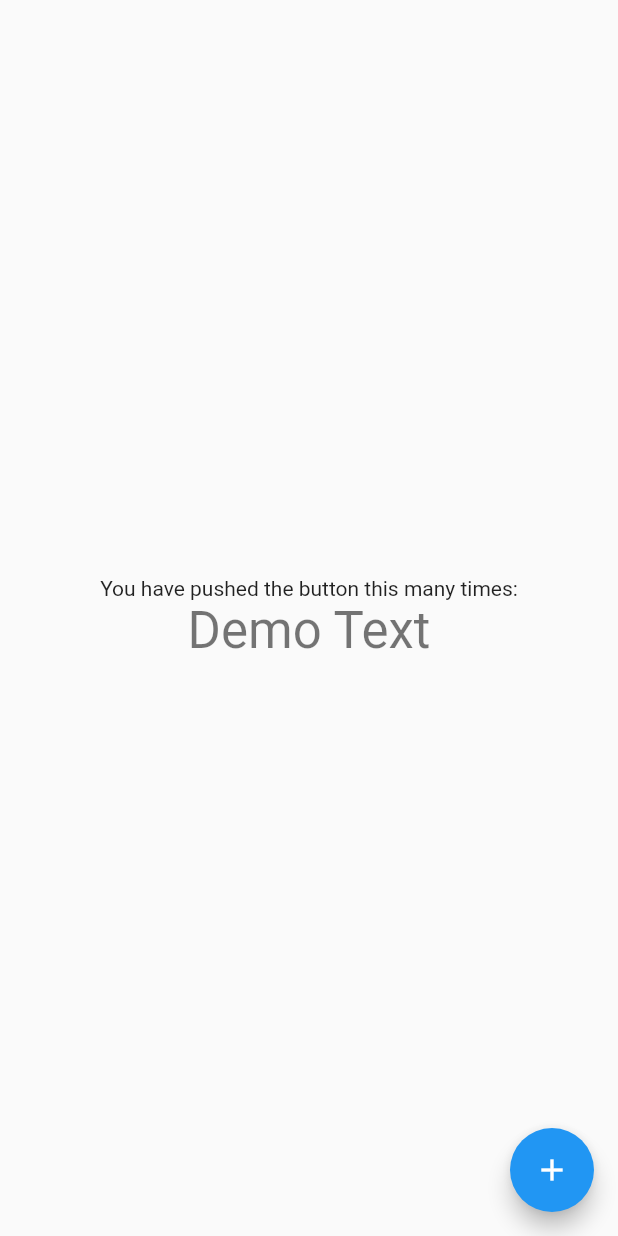
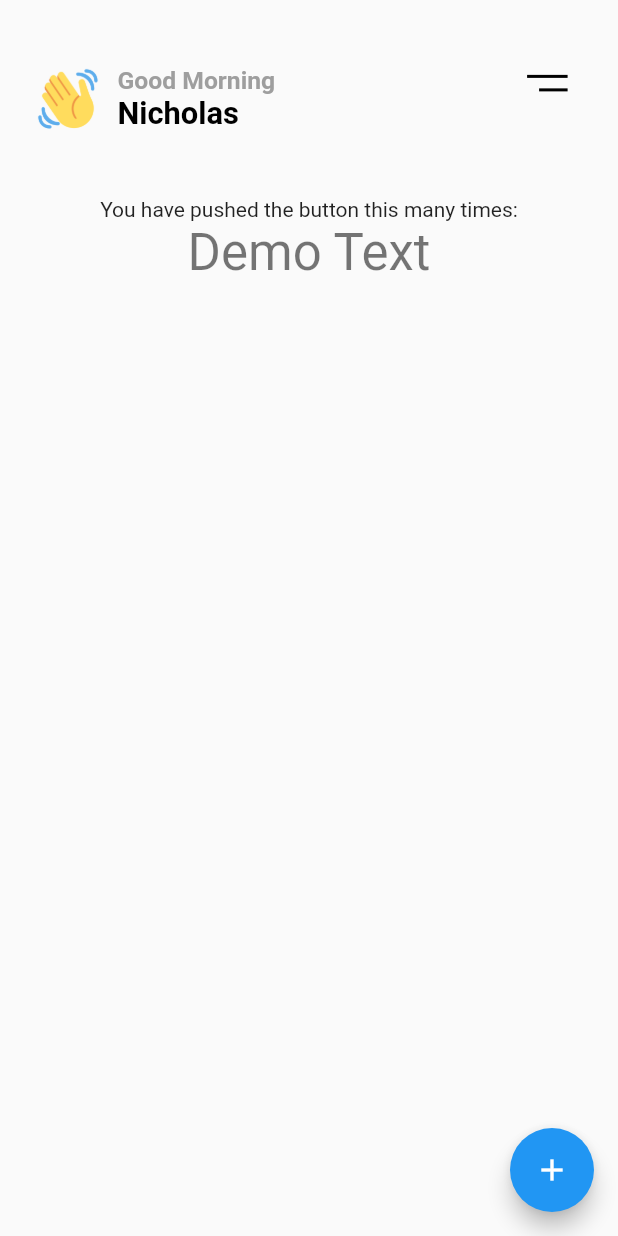
Before and after one commit to atiqrs/atiqur_rahman, a Flutter app: the screen it shows after launch, on a phone screen of 412 x 824 dp. Run offline on Flutter 3.47's test engine with Material 2 defaults, Android fonts, the phone set to English and light mode, and no system bars.

```diff
--- a/lib/main.dart
+++ b/lib/main.dart
@@ -1,4 +1,6 @@
 import 'package:flutter/material.dart';
+
+import 'widget/drawer.dart';
 
 void main() {
   runApp(const MyApp());
@@ -9,12 +11,9 @@ class MyApp extends StatelessWidget {
 
   @override
   Widget build(BuildContext context) {
-    return MaterialApp(
+    return const MaterialApp(
       title: 'Flutter Demo',
-      theme: ThemeData(
-        primarySwatch: Colors.blue,
-      ),
-      home: const MyHomePage(title: 'Flutter Demo Home Page'),
+      home: MyHomePage(title: 'Flutter Demo Home Page'),
     );
   }
 }
@@ -32,17 +31,80 @@ class _MyHomePageState extends State<MyHomePage> {
   final double marginValOfMainConteiner = 8.0;
   final double circularBorderRadiusValOfMainConteiner = 15.0;
 
+  final String username = 'Nicholas';
+  String helloIcon = 'assets/icon/hand.png';
+
+  String getGreetings() {
+    int hours = DateTime.now().hour;
+
+    if (hours < 12) {
+      return "Good Morning";
+    } else if (hours >= 12 && hours <= 17) {
+      return "Good Afternoon";
+    } else if (hours >= 17 && hours <= 24) {
+      return "Good Night";
+    }
+    return "Good Day";
+  }
+
   @override
   Widget build(BuildContext context) {
+    Size size = MediaQuery.of(context).size;
+    double height = size.height;
+    double width = size.width;
     return Scaffold(
-      body: Center(
-        child: Container(
-          margin: EdgeInsets.all(marginValOfMainConteiner),
-          decoration: BoxDecoration(borderRadius: BorderRadius.circular(circularBorderRadiusValOfMainConteiner)),
+      // appBar: AppBar(
+      //   title:
+      //   // implement navigation drawer
+      // ),
+
+      body: SafeArea(
+        child: Center(
+          // child: Container(
+          // margin: EdgeInsets.all(marginValOfMainConteiner),
+          // padding: const EdgeInsets.fromLTRB(8, 8, 0, 8),
+          // decoration: BoxDecoration(borderRadius: BorderRadius.circular(circularBorderRadiusValOfMainConteiner)),
 
           child: Column(
-            mainAxisAlignment: MainAxisAlignment.center,
+            mainAxisAlignment: MainAxisAlignment.start,
             children: <Widget>[
+              Padding(
+                padding: EdgeInsets.fromLTRB(width * 0.05, height * 0.05, width * 0.05, height * 0.05),
+                child: Flex(
+                  direction: Axis.horizontal,
+                  children: [
+                    Image.asset(
+                      'assets/icon/hand.png',
+                      height: width * 0.12,
+                      width: width * 0.12,
+                    ),
+                    SizedBox(
+                      width: width * 0.02,
+                    ),
+                    Flex(
+                      direction: Axis.vertical,
+                      crossAxisAlignment: CrossAxisAlignment.start,
+                      children: [
+                        Text(
+                          getGreetings(),
+                          style: TextStyle(fontSize: width * 0.04, color: Colors.grey, fontWeight: FontWeight.bold),
+                        ),
+                        Text(
+                          username,
+                          style: TextStyle(fontSize: width * 0.05, color: Colors.black, fontWeight: FontWeight.bold),
+                        ),
+                      ],
+                    ),
+                    const Spacer(),
+                    // your icon have to import here, for now i just use a normal icon for Drawer
+                    IconButton(
+                        onPressed: () {
+                          debugPrint('Drawer Pressed');
+                        },
+                        icon: const DrawerIcon())
+                  ],
+                ),
+              ),
               const Text(
                 'You have pushed the button this many times:',
               ),
@@ -52,6 +114,7 @@ class _MyHomePageState extends State<MyHomePage> {
               ),
             ],
           ),
+          // ),
         ),
       ),
       floatingActionButton: const FloatingActionButton(
--- /dev/null
+++ b/lib/utils/constrain.dart
@@ -0,0 +1,3 @@
+// calss MyIcons{
+//   static const helloIcon = 'assets/icon/hand.png';
+// }
--- /dev/null
+++ b/lib/widget/drawer.dart
@@ -0,0 +1,29 @@
+import 'package:flutter/material.dart';
+
+class DrawerIcon extends StatelessWidget {
+  const DrawerIcon({
+    Key? key,
+  }) : super(key: key);
+
+  @override
+  Widget build(BuildContext context) {
+    return Flex(
+      direction: Axis.vertical,
+      children: const [
+        Divider(
+          color: Colors.black,
+          height: 2,
+          thickness: 2,
+          indent: 0,
+          endIndent: 5,
+        ),
+        Divider(
+          color: Colors.black,
+          thickness: 2,
+          indent: 8,
+          endIndent: 5,
+        )
+      ],
+    );
+  }
+}
--- a/pubspec.yaml
+++ b/pubspec.yaml
@@ -58,8 +58,9 @@ flutter:
   uses-material-design: true
 
   # To add assets to your application, add an assets section, like this:
-  # assets:
-  #   - images/a_dot_burr.jpeg
+  assets:
+    - assets/icon/hand.png
+
   #   - images/a_dot_ham.jpeg
 
   # An image asset can refer to one or more resolution-specific "variants", see
```
Also changed, not shown: assets/icon/hand.png (added).
